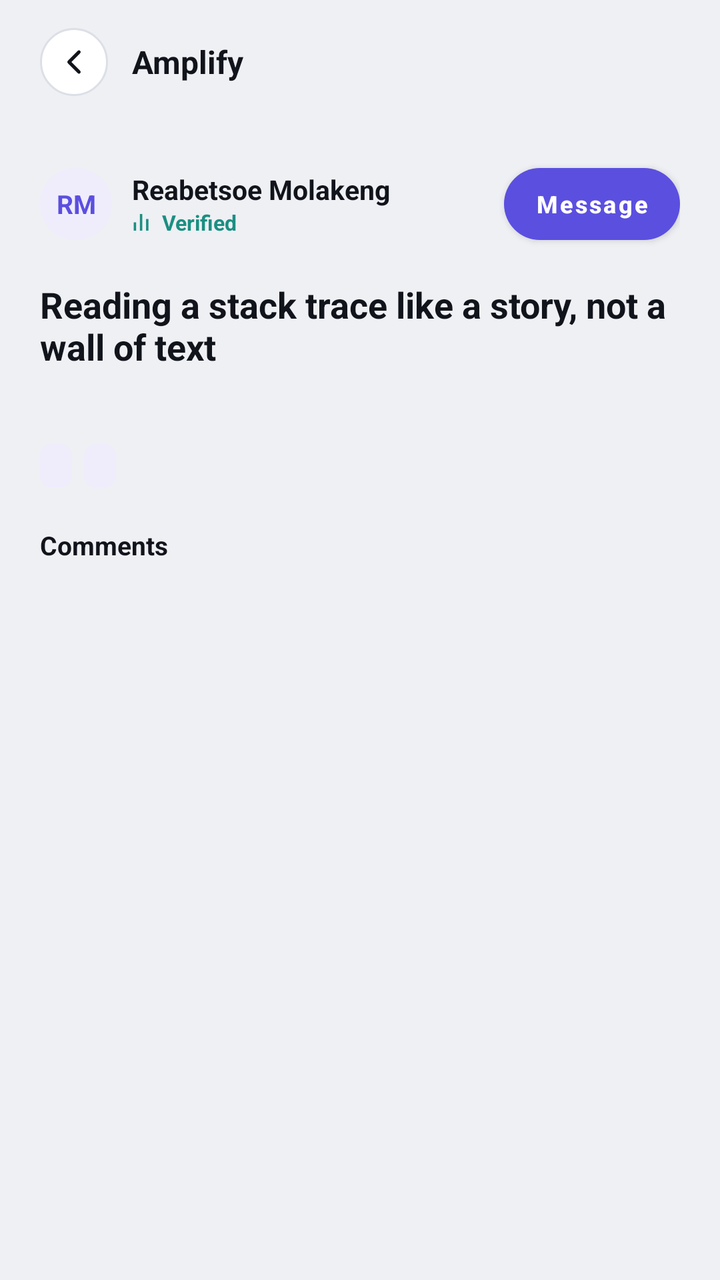
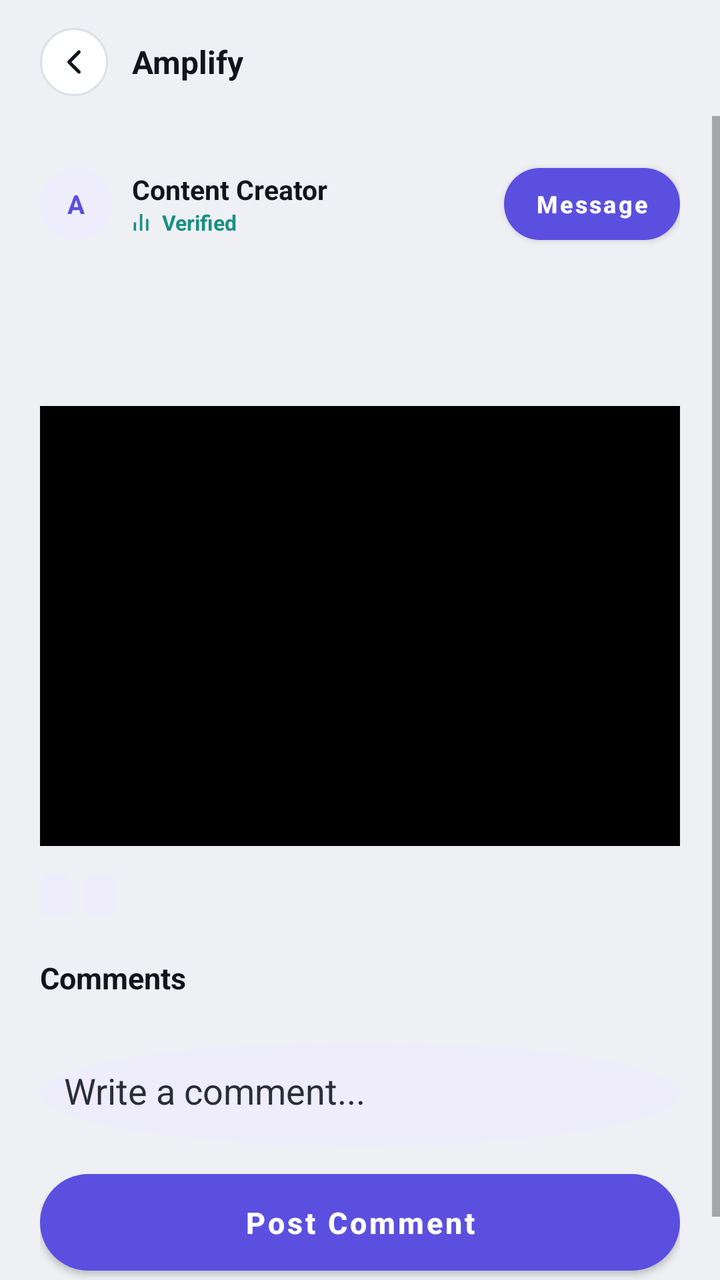

The first picture is an Android layout as it rendered before a commit; the second is the same layout after the commit. The layout source and the unified diff follow.
<!-- AndroidManifest.xml: application theme Theme.Amplify -->
<!-- res/layout/activity_view_post.xml -->
<?xml version="1.0" encoding="utf-8"?>
<LinearLayout xmlns:android="http://schemas.android.com/apk/res/android"
    android:layout_width="match_parent"
    android:layout_height="match_parent"
    android:background="@color/paper"
    android:orientation="vertical">

    <include android:id="@+id/header" layout="@layout/header_back" />

    <ScrollView
        android:layout_width="match_parent"
        android:layout_height="match_parent">

        <LinearLayout
            android:layout_width="match_parent"
            android:layout_height="wrap_content"
            android:orientation="vertical"
            android:padding="20dp">

            <LinearLayout
                android:layout_width="match_parent"
                android:layout_height="wrap_content"
                android:orientation="horizontal"
                android:gravity="center_vertical"
                android:layout_marginBottom="14dp">

                <TextView
                    android:id="@+id/tvAvatar"
                    android:layout_width="36dp"
                    android:layout_height="36dp"
                    android:background="@drawable/bg_avatar_circle"
                    android:gravity="center"
                    android:text="RM"
                    android:textColor="@color/accent"
                    android:textStyle="bold"
                    android:textSize="13sp"
                    android:layout_marginEnd="10dp" />

                <LinearLayout
                    android:layout_width="0dp"
                    android:layout_height="wrap_content"
                    android:layout_weight="1"
                    android:orientation="vertical">

                    <TextView
                        android:id="@+id/tvAuthorName"
                        android:layout_width="wrap_content"
                        android:layout_height="wrap_content"
                        android:text="Reabetsoe Molakeng"
                        android:textSize="13.5sp"
                        android:textStyle="bold"
                        android:textColor="@color/ink" />

                    <LinearLayout
                        android:layout_width="wrap_content"
                        android:layout_height="wrap_content"
                        android:orientation="horizontal"
                        android:gravity="center_vertical">

                        <ImageView
                            android:layout_width="12dp"
                            android:layout_height="9dp"
                            android:src="@drawable/ic_verified_mark"
                            android:layout_marginEnd="3dp" />

                        <TextView
                            android:layout_width="wrap_content"
                            android:layout_height="wrap_content"
                            android:text="Verified"
                            android:textSize="10.5sp"
                            android:textColor="@color/teal"
                            android:textStyle="bold" />
                    </LinearLayout>
                </LinearLayout>

                <com.google.android.material.button.MaterialButton
                    android:id="@+id/btnMessageCreator"
                    style="@style/Amplify.Button.Primary"
                    android:layout_width="wrap_content"
                    android:layout_height="wrap_content"
                    android:paddingTop="6dp"
                    android:paddingBottom="6dp"
                    android:paddingStart="14dp"
                    android:paddingEnd="14dp"
                    android:textSize="12sp"
                    android:text="Message" />
            </LinearLayout>

            <TextView
                android:id="@+id/tvPostTitle"
                android:layout_width="match_parent"
                android:layout_height="wrap_content"
                android:text="Reading a stack trace like a story, not a wall of text"
                android:textSize="18sp"
                android:textStyle="bold"
                android:textColor="@color/ink"
                android:layout_marginBottom="8dp" />

            <TextView
                android:id="@+id/tvPostBody"
                android:layout_width="match_parent"
                android:layout_height="wrap_content"
                android:textSize="13.5sp"
                android:textColor="@color/ink_soft"
                android:lineSpacingMultiplier="1.4"
                android:layout_marginBottom="10dp" />

            <LinearLayout
                android:layout_width="wrap_content"
                android:layout_height="wrap_content"
                android:orientation="horizontal"
                android:layout_marginBottom="20dp">

                <TextView android:id="@+id/tvTagOne" style="@style/Amplify.Tag"
                    android:layout_width="wrap_content" android:layout_height="wrap_content" android:layout_marginEnd="6dp" />
                <TextView android:id="@+id/tvTagTwo" style="@style/Amplify.Tag"
                    android:layout_width="wrap_content" android:layout_height="wrap_content" />
            </LinearLayout>

            <TextView
                android:layout_width="wrap_content"
                android:layout_height="wrap_content"
                android:text="Comments"
                android:textSize="13sp"
                android:textStyle="bold"
                android:textColor="@color/ink"
                android:layout_marginBottom="10dp" />

            <LinearLayout
                android:id="@+id/commentContainer"
                android:layout_width="match_parent"
                android:layout_height="wrap_content"
                android:orientation="vertical" />

        </LinearLayout>
    </ScrollView>
</LinearLayout>
<!-- res/layout/header_back.xml (included above) -->
<?xml version="1.0" encoding="utf-8"?>
<LinearLayout xmlns:android="http://schemas.android.com/apk/res/android"
    android:layout_width="match_parent"
    android:layout_height="wrap_content"
    android:orientation="horizontal"
    android:gravity="center_vertical"
    android:paddingStart="20dp"
    android:paddingEnd="20dp"
    android:paddingTop="14dp"
    android:paddingBottom="10dp">

    <ImageButton
        android:id="@+id/btnBack"
        android:layout_width="34dp"
        android:layout_height="34dp"
        android:background="@drawable/bg_circle_button"
        android:src="@drawable/ic_back"
        android:padding="8dp"
        android:contentDescription="Back"
        android:layout_marginEnd="12dp" />

    <TextView
        android:id="@+id/tvHeaderTitle"
        android:layout_width="0dp"
        android:layout_height="wrap_content"
        android:layout_weight="1"
        android:text="Amplify"
        android:textSize="16sp"
        android:textStyle="bold"
        android:textColor="@color/ink" />

</LinearLayout>
<!-- resources referenced by this layout -->
<resources>
  <color name="accent">#5B4FE0</color>
  <color name="ink">#12141C</color>
  <color name="ink_soft">#2A2E3A</color>
  <color name="paper">#EEF0F4</color>
  <color name="teal">#1B8F82</color>
  <!-- drawable bg_avatar_circle (drawable) -->
  <?xml version="1.0" encoding="utf-8"?>
  <shape xmlns:android="http://schemas.android.com/apk/res/android" android:shape="oval">
      <solid android:color="@color/accent_soft" />
  </shape>
  <!-- drawable bg_circle_button (drawable) -->
  <?xml version="1.0" encoding="utf-8"?>
  <shape xmlns:android="http://schemas.android.com/apk/res/android" android:shape="oval">
      <solid android:color="@color/surface" />
      <stroke android:width="1dp" android:color="@color/line" />
  </shape>
  <!-- drawable ic_back (drawable) -->
  <vector xmlns:android="http://schemas.android.com/apk/res/android"
      android:width="20dp" android:height="20dp" android:viewportWidth="24" android:viewportHeight="24">
      <path android:pathData="M15,18L9,12L15,6" android:strokeColor="#12141C" android:strokeWidth="2" android:strokeLineCap="round" android:strokeLineJoin="round" />
  </vector>
  <!-- drawable ic_verified_mark (drawable) -->
  <vector xmlns:android="http://schemas.android.com/apk/res/android"
      android:width="14dp" android:height="10dp" android:viewportWidth="14" android:viewportHeight="10">
      <path android:pathData="M1,5H2.4V10H1Z" android:fillColor="#1B8F82" />
      <path android:pathData="M4.6,0H6V10H4.6Z" android:fillColor="#1B8F82" />
      <path android:pathData="M8.2,3H9.6V10H8.2Z" android:fillColor="#1B8F82" />
  </vector>
  <style name="Amplify.Button.Primary" parent="Widget.MaterialComponents.Button">
          <item name="backgroundTint">@color/accent</item>
          <item name="cornerRadius">28dp</item>
          <item name="android:textAllCaps">false</item>
          <item name="android:textSize">15sp</item>
          <item name="android:textStyle">bold</item>
          <item name="android:paddingTop">14dp</item>
          <item name="android:paddingBottom">14dp</item>
      </style>
  <style name="Amplify.Tag" parent="">
          <item name="android:background">@drawable/bg_tag</item>
          <item name="android:textColor">@color/accent</item>
          <item name="android:textSize">10sp</item>
          <item name="android:fontFamily">monospace</item>
          <item name="android:paddingStart">8dp</item>
          <item name="android:paddingEnd">8dp</item>
          <item name="android:paddingTop">4dp</item>
          <item name="android:paddingBottom">4dp</item>
      </style>
  <style name="Theme.Amplify" parent="Theme.MaterialComponents.Light.NoActionBar">
          <item name="colorPrimary">@color/accent</item>
          <item name="colorPrimaryDark">@color/ink</item>
          <item name="colorAccent">@color/accent</item>
          <item name="android:windowBackground">@color/paper</item>
          <item name="android:statusBarColor">@color/surface</item>
          <item name="android:windowLightStatusBar">true</item>
      </style>
  <color name="accent_soft">#EFEDFC</color>
  <color name="surface">#FFFFFF</color>
  <color name="line">#DCDFE6</color>
  <!-- drawable bg_tag (drawable) -->
  <?xml version="1.0" encoding="utf-8"?>
  <shape xmlns:android="http://schemas.android.com/apk/res/android" android:shape="rectangle">
      <solid android:color="@color/accent_soft" />
      <corners android:radius="6dp" />
  </shape>
</resources>

<!-- the commit's change to res/layout/activity_view_post.xml (unified diff, before → after) -->
@@ -5,11 +5,16 @@
     android:background="@color/paper"
     android:orientation="vertical">
 
-    <include android:id="@+id/header" layout="@layout/header_back" />
+    
+    <include
+        android:id="@+id/header"
+        layout="@layout/header_back" />
 
     <ScrollView
         android:layout_width="match_parent"
-        android:layout_height="match_parent">
+        android:layout_height="0dp"
+        android:layout_weight="1"
+        android:fillViewport="true">
 
         <LinearLayout
             android:layout_width="match_parent"
@@ -17,24 +22,25 @@
             android:orientation="vertical"
             android:padding="20dp">
 
+            
             <LinearLayout
                 android:layout_width="match_parent"
                 android:layout_height="wrap_content"
-                android:orientation="horizontal"
+                android:layout_marginBottom="14dp"
                 android:gravity="center_vertical"
-                android:layout_marginBottom="14dp">
+                android:orientation="horizontal">
 
                 <TextView
                     android:id="@+id/tvAvatar"
                     android:layout_width="36dp"
                     android:layout_height="36dp"
+                    android:layout_marginEnd="10dp"
                     android:background="@drawable/bg_avatar_circle"
                     android:gravity="center"
-                    android:text="RM"
+                    android:text="A"
                     android:textColor="@color/accent"
-                    android:textStyle="bold"
                     android:textSize="13sp"
-                    android:layout_marginEnd="10dp" />
+                    android:textStyle="bold" />
 
                 <LinearLayout
                     android:layout_width="0dp"
@@ -46,30 +52,32 @@
                         android:id="@+id/tvAuthorName"
                         android:layout_width="wrap_content"
                         android:layout_height="wrap_content"
-                        android:text="Reabetsoe Molakeng"
+                        android:text="Content Creator"
+                        android:textColor="@color/ink"
                         android:textSize="13.5sp"
-                        android:textStyle="bold"
-                        android:textColor="@color/ink" />
+                        android:textStyle="bold" />
 
                     <LinearLayout
+                        android:id="@+id/verifiedContainer"
                         android:layout_width="wrap_content"
                         android:layout_height="wrap_content"
-                        android:orientation="horizontal"
-                        android:gravity="center_vertical">
+                        android:gravity="center_vertical"
+                        android:orientation="horizontal">
 
                         <ImageView
                             android:layout_width="12dp"
                             android:layout_height="9dp"
-                            android:src="@drawable/ic_verified_mark"
-                            android:layout_marginEnd="3dp" />
+                            android:layout_marginEnd="3dp"
+                            android:src="@drawable/ic_verified_mark" />
 
                         <TextView
                             android:layout_width="wrap_content"
                             android:layout_height="wrap_content"
                             android:text="Verified"
+                            android:textColor="@color/teal"
                             android:textSize="10.5sp"
-                            android:textColor="@color/teal"
                             android:textStyle="bold" />
+
                     </LinearLayout>
                 </LinearLayout>
 
@@ -78,62 +86,125 @@
                     style="@style/Amplify.Button.Primary"
                     android:layout_width="wrap_content"
                     android:layout_height="wrap_content"
+                    android:paddingStart="14dp"
                     android:paddingTop="6dp"
+                    android:paddingEnd="14dp"
                     android:paddingBottom="6dp"
-                    android:paddingStart="14dp"
-                    android:paddingEnd="14dp"
-                    android:textSize="12sp"
-                    android:text="Message" />
+                    android:text="Message"
+                    android:textSize="12sp" />
+
             </LinearLayout>
 
+            
             <TextView
                 android:id="@+id/tvPostTitle"
                 android:layout_width="match_parent"
                 android:layout_height="wrap_content"
-                android:text="Reading a stack trace like a story, not a wall of text"
+                android:layout_marginBottom="8dp"
+                android:textColor="@color/ink"
                 android:textSize="18sp"
-                android:textStyle="bold"
-                android:textColor="@color/ink"
-                android:layout_marginBottom="8dp" />
-
+                android:textStyle="bold" />
+
+            
             <TextView
                 android:id="@+id/tvPostBody"
                 android:layout_width="match_parent"
                 android:layout_height="wrap_content"
-                android:textSize="13.5sp"
+                android:layout_marginBottom="12dp"
+                android:lineSpacingMultiplier="1.4"
                 android:textColor="@color/ink_soft"
-                android:lineSpacingMultiplier="1.4"
-                android:layout_marginBottom="10dp" />
-
+                android:textSize="13.5sp" />
+
+            
+            <FrameLayout
+                android:layout_width="match_parent"
+                android:layout_height="220dp"
+                android:layout_marginBottom="14dp"
+                android:background="@android:color/black">
+
+                <ImageView
+                    android:id="@+id/ivPostMedia"
+                    android:layout_width="match_parent"
+                    android:layout_height="match_parent"
+                    android:contentDescription="Post image"
+                    android:scaleType="fitCenter"
+                    android:visibility="gone" />
+
+                <VideoView
+                    android:id="@+id/videoPostMedia"
+                    android:layout_width="match_parent"
+                    android:layout_height="match_parent"
+                    android:visibility="gone" />
+
+            </FrameLayout>
+
+            
             <LinearLayout
                 android:layout_width="wrap_content"
                 android:layout_height="wrap_content"
-                android:orientation="horizontal"
-                android:layout_marginBottom="20dp">
-
-                <TextView android:id="@+id/tvTagOne" style="@style/Amplify.Tag"
-                    android:layout_width="wrap_content" android:layout_height="wrap_content" android:layout_marginEnd="6dp" />
-                <TextView android:id="@+id/tvTagTwo" style="@style/Amplify.Tag"
-                    android:layout_width="wrap_content" android:layout_height="wrap_content" />
+                android:layout_marginBottom="20dp"
+                android:orientation="horizontal">
+
+                <TextView
+                    android:id="@+id/tvTagOne"
+                    style="@style/Amplify.Tag"
+                    android:layout_width="wrap_content"
+                    android:layout_height="wrap_content"
+                    android:layout_marginEnd="6dp" />
+
+                <TextView
+                    android:id="@+id/tvTagTwo"
+                    style="@style/Amplify.Tag"
+                    android:layout_width="wrap_content"
+                    android:layout_height="wrap_content" />
+
             </LinearLayout>
 
+            
             <TextView
                 android:layout_width="wrap_content"
                 android:layout_height="wrap_content"
+                android:layout_marginBottom="10dp"
                 android:text="Comments"
-                android:textSize="13sp"
-                android:textStyle="bold"
                 android:textColor="@color/ink"
-                android:layout_marginBottom="10dp" />
-
+                android:textSize="15sp"
+                android:textStyle="bold" />
+
+            
             <LinearLayout
                 android:id="@+id/commentContainer"
                 android:layout_width="match_parent"
                 android:layout_height="wrap_content"
                 android:orientation="vertical" />
 
+            
+            <EditText
+                android:id="@+id/etComment"
+                android:layout_width="match_parent"
+                android:layout_height="wrap_content"
+                android:layout_marginTop="12dp"
+                android:background="@drawable/bg_avatar_circle"
+                android:gravity="top|start"
+                android:hint="Write a comment..."
+                android:inputType="textCapSentences|textMultiLine"
+                android:maxLength="2000"
+                android:minHeight="52dp"
+                android:padding="12dp"
+                android:textColor="@color/ink"
+                android:textColorHint="@color/ink_soft" />
+
+            <com.google.android.material.button.MaterialButton
+                android:id="@+id/btnSubmitComment"
+                style="@style/Amplify.Button.Primary"
+                android:layout_width="match_parent"
+                android:layout_height="wrap_content"
+                android:layout_marginTop="8dp"
+                android:layout_marginBottom="12dp"
+                android:text="Post Comment" />
+
         </LinearLayout>
     </ScrollView>
+
 </LinearLayout>
 <!-- res/layout/header_back.xml (included above) -->
 <?xml version="1.0" encoding="utf-8"?>
